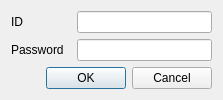
Qt form CaX/dialog/logindialog.ui (fsest4u/CaX_03) before a commit.
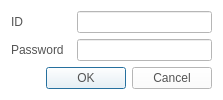
The same form after that commit.

Commit message: [dialog] apply to style

```diff
--- a/CaX/dialog/logindialog.ui
+++ b/CaX/dialog/logindialog.ui
@@ -13,6 +13,27 @@
   <property name="windowTitle">
    <string>Dialog</string>
   </property>
+  <property name="styleSheet">
+   <string notr="true">QLabel
+{
+	color: rgb(84, 84, 84);
+	font: 14pt &quot;Segoe UI&quot;;
+}
+QPushButton
+{
+	color: rgb(84, 84, 84);
+	font: 14pt &quot;Segoe UI&quot;;
+}
+QLineEdit
+{
+	color: rgb(84, 84, 84);
+	font: 14pt &quot;Segoe UI&quot;;
+}
+QWidget
+{
+	background-color: rgb(255, 255, 255);
+}</string>
+  </property>
   <layout class="QVBoxLayout" name="verticalLayout">
    <item>
     <layout class="QHBoxLayout" name="horizontalLayout">
```
The commit also changes 7 other files.
